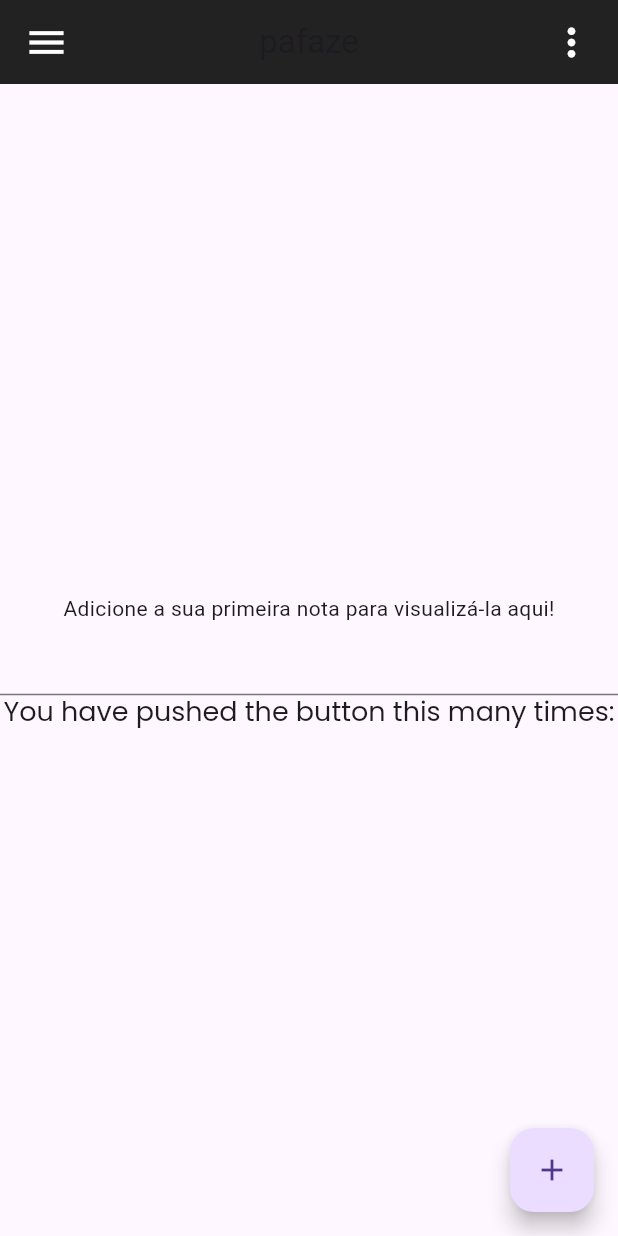
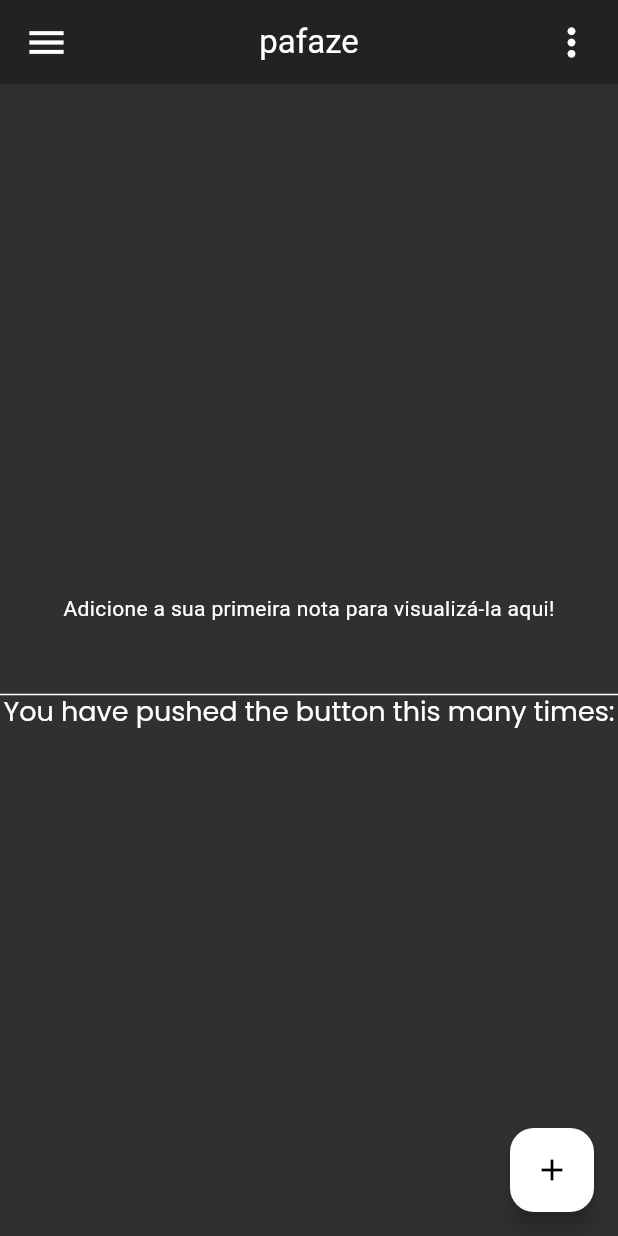
Before and after one commit to gustevito/app_pafaze, a Flutter app: the screen it shows after launch, on a phone screen of 412 x 824 dp. Run offline on Flutter 3.47's test engine with Material 2 defaults, Android fonts, the phone set to English and light mode, and no system bars; our stand-ins replace google_fonts.

Commit message:
themes e textthemes organizados

```diff
--- a/lib/pages/constants/colors.dart
+++ b/lib/pages/constants/colors.dart
@@ -6,5 +6,4 @@ const Color pzGreen = Color(0xFF3ABB29); // Authorizations and other functions
 const Color pzBlack = Color.fromARGB(255, 34, 34, 34); // Navbar
 const Color pzGrey = Color.fromARGB(255, 48, 48, 48); // Background
 
-const Color pzWhite = Color.fromARGB(255, 255, 255, 255);
 const Color pzYellow = Color(0xFFF3C048);
--- a/lib/pages/main.dart
+++ b/lib/pages/main.dart
@@ -1,5 +1,5 @@
 import 'package:flutter/material.dart';
-import 'package:google_fonts/google_fonts.dart';
+import 'package:myapp/pages/themes/darktheme.dart';
 import 'constants/colors.dart';
 import 'screens/home.dart';
 
@@ -14,14 +14,9 @@ class MyApp extends StatelessWidget {
   @override
   Widget build(BuildContext context) {
     return MaterialApp(
+      darkTheme: darkTheme,
       debugShowCheckedModeBanner: false,
-      theme: ThemeData(
-        textTheme: TextTheme(
-            displayLarge: GoogleFonts.poppins(fontSize: 26),
-            displayMedium: GoogleFonts.poppins(fontSize: 18),
-            displaySmall: GoogleFonts.poppins(fontSize: 14)),
-        useMaterial3: true,
-      ),
+      theme: darkTheme,
       home: const MyHomePage(title: 'pafaze'),
     );
   }
--- a/lib/pages/screens/home.dart
+++ b/lib/pages/screens/home.dart
@@ -1,5 +1,6 @@
 import 'package:flutter/material.dart';
 import 'package:myapp/pages/constants/colors.dart';
+import 'package:myapp/pages/themes/darktheme.dart';
 
 class MyHomePage extends StatefulWidget {
   final String title;
@@ -36,6 +37,7 @@ class _MyHomePageState extends State<MyHomePage> {
     }
 
     return Scaffold(
+      backgroundColor: pzGrey,
       appBar: AppBar(
           backgroundColor: pzBlack,
           title: Row(
@@ -43,13 +45,13 @@ class _MyHomePageState extends State<MyHomePage> {
             children: [
               Icon(
                 Icons.menu,
-                color: Colors.white,
+                color: Theme.of(context).colorScheme.primary,
                 size: 30,
               ),
               Text(widget.title),
               Icon(
                 Icons.more_vert,
-                color: Colors.white,
+                color: Theme.of(context).colorScheme.primary,
                 size: 30,
               )
             ],
--- /dev/null
+++ b/lib/pages/themes/darktheme.dart
@@ -0,0 +1,18 @@
+import 'package:flutter/material.dart';
+import 'package:google_fonts/google_fonts.dart';
+import 'package:myapp/pages/constants/colors.dart';
+
+ThemeData darkTheme = ThemeData(
+    textTheme: TextTheme(
+        displayLarge: GoogleFonts.poppins(fontSize: 26),
+        displayMedium: GoogleFonts.poppins(fontSize: 18),
+        displaySmall: GoogleFonts.poppins(fontSize: 14)),
+    useMaterial3: true,
+    brightness: Brightness.dark,
+    colorScheme: const ColorScheme.dark(
+      background: pzGrey,
+      primary: Colors.white,
+      secondary: pzBlack,
+    )
+
+    );
```
Also changed, not shown: lib/pages/themes/lighttheme.dart (added).
